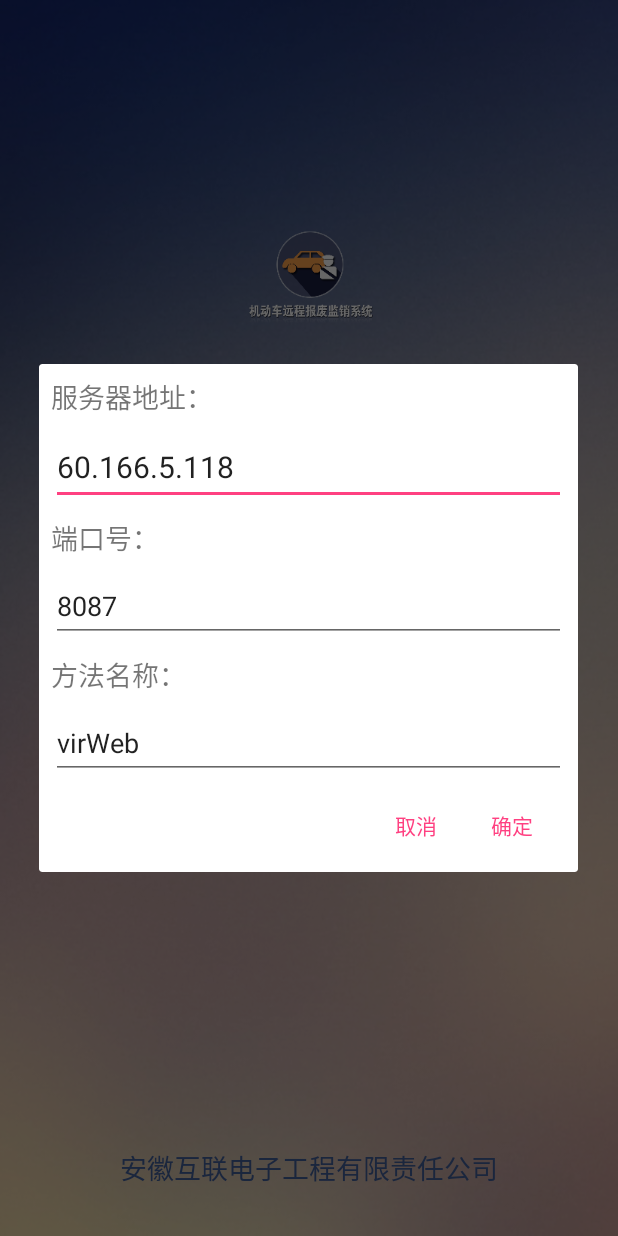
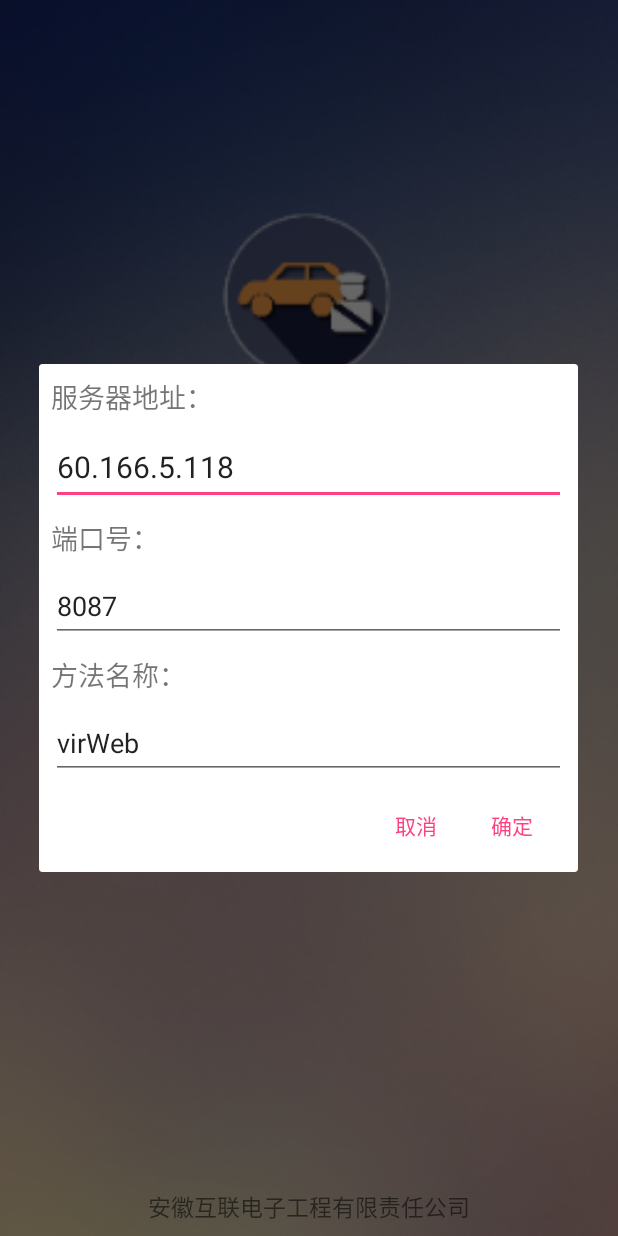
Before and after one commit to Xbigfat/DataCollectSystem, an Android app: the screen it shows after launch (LoginActivity before the commit, LoginActivitySecond after it), after a tap on "配置服务器", on a phone screen of 412 x 824 dp. Run offline under Robolectric (Android 15) with nearby library versions, the phone set to English and light mode, and no system bars.

Commit message:
画好了新的loginact 修改了部分方法

```diff
--- a/app/src/main/java/xyw/com/datacollectsystem/activity/LoginActivity.java
+++ b/app/src/main/java/xyw/com/datacollectsystem/activity/LoginActivity.java
@@ -1,22 +1,17 @@
 package xyw.com.datacollectsystem.activity;
 
-import android.content.DialogInterface;
 import android.content.Intent;
-import android.content.SharedPreferences;
 import android.os.Bundle;
 import android.support.annotation.Nullable;
-import android.support.v7.app.AlertDialog;
-import android.view.LayoutInflater;
 import android.view.View;
 import android.widget.Button;
 import android.widget.EditText;
 import android.widget.TextView;
-import android.widget.Toast;
 
 import xyw.com.datacollectsystem.BaseActivity;
 import xyw.com.datacollectsystem.R;
 
-import static xyw.com.datacollectsystem.utils.StaticMethod.isIPv4Address;
+import static xyw.com.datacollectsystem.utils.GlobalMethod.changeServerGlobal;
 
 /**
  * Created by 31429 on 2017/9/7.
@@ -59,7 +54,7 @@ public class LoginActivity extends BaseActivity {
             makeToast(mThis, "You clicked login_1_default button");
             String username = username_edtx.getText().toString();
             String pwd = pwd_edtx.getText().toString();
-            Intent intent = new Intent(mThis, MainActivity.class);
+            Intent intent = new Intent(mThis, LoginActivitySecond.class);
             startActivity(intent);
             //mThis.finish();
         }
@@ -68,64 +63,7 @@ public class LoginActivity extends BaseActivity {
     private class changeServerListener implements View.OnClickListener {
         @Override
         public void onClick(View v) {
-            LayoutInflater layoutInflater = LayoutInflater.from(mThis);
-            final View serverDialog = layoutInflater.inflate(R.layout.login_change_server_dialog, null);
-            final SharedPreferences serverIp = mThis.getSharedPreferences("serverIP", MODE_PRIVATE);
-            final EditText setIp = (EditText) serverDialog.findViewById(R.id.dialog_server_adress);
-            final EditText setPort = (EditText) serverDialog.findViewById(R.id.dialog_server_port);
-            final EditText setMethod = (EditText) serverDialog.findViewById(R.id.dialog_method_name);
-
-
-            if (serverIp == null) {
-                setIp.setText(R.string.serverIP);
-                setPort.setText(R.string.port);
-                setMethod.setText(R.string.method);
-            } else {
-                if (!serverIp.contains("ip") || !serverIp.contains("port") || !serverIp.contains("method")) {
-                    setIp.setText(R.string.serverIP);
-                    setPort.setText(R.string.port);
-                    setMethod.setText(R.string.method);
-                } else {
-                    setIp.setText(serverIp.getString("ip", "60.166.5.118"));
-                    setPort.setText(serverIp.getString("port", "8087"));
-                    setMethod.setText(serverIp.getString("method", "virWeb"));
-                }
-            }
-
-
-            final AlertDialog alertDialog = new AlertDialog.Builder(mThis)
-                    .setView(serverDialog)
-                    .setPositiveButton("确定", null)
-                    .setNegativeButton("取消", new DialogInterface.OnClickListener() {
-                        @Override
-                        public void onClick(DialogInterface dialog, int which) {
-
-                        }
-                    }).create();
-            alertDialog.show();
-            alertDialog.getButton(AlertDialog.BUTTON_POSITIVE).setOnClickListener(new View.OnClickListener() {
-                @Override
-                public void onClick(View v) {
-                    String ip = setIp.getText().toString().trim();
-                    String port = setPort.getText().toString().trim();
-                    String method = setMethod.getText().toString().trim();
-                    if (!isIPv4Address(ip)) {
-                        makeToast(mThis, "IP地址不合法！");
-                        return;
-                    }
-                    if (port.equals("") || method.equals("")) {
-                        makeToast(mThis, "配置出错，请检查！");
-                        return;
-                    }
-                    SharedPreferences.Editor editor = serverIp.edit();
-                    editor.putString("ip", ip);
-                    editor.putString("port", port);
-                    editor.putString("method", method);
-                    editor.apply();
-                    alertDialog.dismiss();
-                    makeToast(mThis, "服务器地址成功更改为：\n http://" + ip + "/" + port + "/" + method, Toast.LENGTH_LONG);
-                }
-            });
+            changeServerGlobal(mThis);
         }
     }
 }
--- /dev/null
+++ b/app/src/main/java/xyw/com/datacollectsystem/activity/LoginActivitySecond.java
@@ -0,0 +1,66 @@
+package xyw.com.datacollectsystem.activity;
+
+import android.content.Intent;
+import android.os.Bundle;
+import android.support.annotation.Nullable;
+import android.view.View;
+import android.widget.Button;
+import android.widget.EditText;
+import android.widget.TextView;
+
+import xyw.com.datacollectsystem.BaseActivity;
+import xyw.com.datacollectsystem.R;
+import xyw.com.datacollectsystem.myviews.EditTextWithClear;
+import xyw.com.datacollectsystem.myviews.PasswordEditText;
+
+import static xyw.com.datacollectsystem.utils.GlobalMethod.changeServerGlobal;
+
+/**
+ * Created by 31429 on 2017/9/11.
+ */
+
+public class LoginActivitySecond extends BaseActivity {
+    private EditText username_edtx, pwd_edtx;
+    private Button login_btn;
+    private LoginActivitySecond mThis;
+    private TextView change_server;
+
+    @Override
+    protected void onCreate(@Nullable Bundle savedInstanceState) {
+        super.onCreate(savedInstanceState);
+    }
+
+    @Override
+    protected void init() {
+        setContentView(R.layout.login_2_design_name_pwd);
+        mThis = LoginActivitySecond.this;
+    }
+
+    @Override
+    protected void findViewsByID() {
+        username_edtx = (EditTextWithClear) findViewById(R.id.login_2_username);
+        pwd_edtx = (PasswordEditText) findViewById(R.id.login_2_pwd);
+        change_server = (TextView) findViewById(R.id.login_2_change_server);
+        login_btn = (Button) findViewById(R.id.login_2_log_btn);
+    }
+
+    @Override
+    protected void setListener() {
+        login_btn.setOnClickListener(new loginBtnListener());
+        change_server.setOnClickListener(new View.OnClickListener() {
+            @Override
+            public void onClick(View v) {
+                changeServerGlobal(mThis);
+            }
+        });
+    }
+
+    class loginBtnListener implements View.OnClickListener {
+        @Override
+        public void onClick(View v) {
+            Intent intent = new Intent(mThis, MainActivity.class);
+            startActivity(intent);
+        }
+    }
+
+}
--- a/app/src/main/java/xyw/com/datacollectsystem/activity/MainActivity.java
+++ b/app/src/main/java/xyw/com/datacollectsystem/activity/MainActivity.java
@@ -2,6 +2,8 @@ package xyw.com.datacollectsystem.activity;
 
 import android.os.Bundle;
 import android.support.annotation.Nullable;
+import android.widget.Button;
+import android.widget.EditText;
 
 import xyw.com.datacollectsystem.BaseActivity;
 import xyw.com.datacollectsystem.R;
@@ -11,6 +13,8 @@ import xyw.com.datacollectsystem.R;
  */
 
 public class MainActivity extends BaseActivity {
+
+
     @Override
     protected void onCreate(@Nullable Bundle savedInstanceState) {
         super.onCreate(savedInstanceState);
--- a/app/src/main/java/xyw/com/datacollectsystem/myviews/EditTextWithClear.java
+++ b/app/src/main/java/xyw/com/datacollectsystem/myviews/EditTextWithClear.java
@@ -5,7 +5,6 @@ import android.graphics.Bitmap;
 import android.graphics.Rect;
 import android.graphics.drawable.BitmapDrawable;
 import android.graphics.drawable.Drawable;
-import android.support.v7.widget.AppCompatEditText;
 import android.text.Editable;
 import android.text.TextWatcher;
 import android.util.AttributeSet;
@@ -21,7 +20,6 @@ import xyw.com.datacollectsystem.R;
 
 public class EditTextWithClear extends EditText implements View.OnFocusChangeListener, TextWatcher {
 
-    private Drawable right;
     private boolean hasFocus;
     private Drawable mClearDrawable;
 
--- a/app/src/main/java/xyw/com/datacollectsystem/myviews/PasswordEditText.java
+++ b/app/src/main/java/xyw/com/datacollectsystem/myviews/PasswordEditText.java
@@ -33,6 +33,7 @@ public class PasswordEditText extends EditText {
     public PasswordEditText(Context context) {
         this(context, null);
     }
+
     public PasswordEditText(Context context, AttributeSet attrs) {
         super(context, attrs);
         TypedArray a = context.obtainStyledAttributes(attrs, R.styleable.PasswordEditText);
@@ -114,6 +115,7 @@ public class PasswordEditText extends EditText {
         mIsShowPwdIcon = savedState.isShowingIcon();
         restorePasswordIconVisibility(mIsShowPwdIcon);
     }
+
     @Override
     public boolean onTouchEvent(MotionEvent event) {
         if (mDrawableSide == null) {
--- /dev/null
+++ b/app/src/main/java/xyw/com/datacollectsystem/utils/Constant.java
@@ -0,0 +1,13 @@
+package xyw.com.datacollectsystem.utils;
+
+/**
+ * Created by 31429 on 2017/9/11.
+ */
+
+public class Constant {
+
+    public static String server_address = "60.166.5.118";
+    public static String server_port = "8087";
+    public static String server_methodName = "virWeb";
+
+}
--- /dev/null
+++ b/app/src/main/java/xyw/com/datacollectsystem/utils/GlobalMethod.java
@@ -0,0 +1,104 @@
+package xyw.com.datacollectsystem.utils;
+
+import android.content.Context;
+import android.content.DialogInterface;
+import android.content.SharedPreferences;
+import android.support.v7.app.AlertDialog;
+import android.view.LayoutInflater;
+import android.view.View;
+import android.widget.EditText;
+import android.widget.Toast;
+
+import java.util.regex.Pattern;
+
+import xyw.com.datacollectsystem.R;
+
+import static android.content.Context.MODE_PRIVATE;
+import static xyw.com.datacollectsystem.BaseActivity.makeToast;
+
+/**
+ * Created by 31429 on 2017/9/8.
+ */
+
+public class GlobalMethod {
+
+    /**
+     * isIPv4Address() 方法验证传入的字符串是否为合法的 IPv4 地址
+     */
+    private static final Pattern IPV4_PATTERN = Pattern.compile("^(25[0-5]|2[0-4]\\d|[0-1]?\\d?\\d)(\\.(25[0-5]|2[0-4]\\d|[0-1]?\\d?\\d)){3}$");
+
+    public static boolean isIPv4Address(final String input) {
+        return IPV4_PATTERN.matcher(input).matches();
+    }
+
+
+    /**
+     * changeServerGlobal() 方法全局修改服务器配置信息，传入Context即可
+     */
+    public static void changeServerGlobal(final Context context) {
+        LayoutInflater layoutInflater = LayoutInflater.from(context);
+        final View serverDialog = layoutInflater.inflate(R.layout.login_change_server_dialog, null);
+        final SharedPreferences serverIp = context.getSharedPreferences("serverIP", MODE_PRIVATE);
+        final EditText setIp = (EditText) serverDialog.findViewById(R.id.dialog_server_adress);
+        final EditText setPort = (EditText) serverDialog.findViewById(R.id.dialog_server_port);
+        final EditText setMethod = (EditText) serverDialog.findViewById(R.id.dialog_method_name);
+
+
+        if (serverIp == null) {
+            setIp.setText(Constant.server_address);
+            setPort.setText(Constant.server_port);
+            setMethod.setText(Constant.server_methodName);
+        } else {
+            if (!serverIp.contains("ip") || !serverIp.contains("port") || !serverIp.contains("method")) {
+                setIp.setText(Constant.server_address);
+                setPort.setText(Constant.server_port);
+                setMethod.setText(Constant.server_methodName);
+            } else {
+                setIp.setText(serverIp.getString("ip", Constant.server_address));
+                setPort.setText(serverIp.getString("port", Constant.server_port));
+                setMethod.setText(serverIp.getString("method", Constant.server_methodName));
+            }
+        }
+
+
+        final AlertDialog alertDialog = new AlertDialog.Builder(context)
+                .setView(serverDialog)
+                .setPositiveButton("确定", null)
+                .setNegativeButton("取消", new DialogInterface.OnClickListener() {
+                    @Override
+                    public void onClick(DialogInterface dialog, int which) {
+
+                    }
+                }).create();
+        alertDialog.show();
+        alertDialog.getButton(AlertDialog.BUTTON_POSITIVE).setOnClickListener(new View.OnClickListener() {
+            @Override
+            public void onClick(View v) {
+                String ip = setIp.getText().toString().trim();
+                String port = setPort.getText().toString().trim();
+                String method = setMethod.getText().toString().trim();
+                if (!isIPv4Address(ip)) {
+                    makeToast(context, "IP地址不合法！");
+                    return;
+                }
+                if (port.equals("") || method.equals("")) {
+                    makeToast(context, "配置出错，请检查！");
+                    return;
+                }
+                try {
+                    SharedPreferences.Editor editor = serverIp.edit();
+                    editor.putString("ip", ip);
+                    editor.putString("port", port);
+                    editor.putString("method", method);
+                    editor.commit();
+                } catch (Exception e) {
+                    makeToast(context, e.getMessage(), Toast.LENGTH_LONG);
+                } finally {
+                    alertDialog.dismiss();
+                }
+                makeToast(context, "服务器地址成功更改为：\n http://" + ip + "/" + port + "/" + method, Toast.LENGTH_LONG);
+            }
+        });
+    }
+
+}
--- a/app/src/main/res/drawable/edittext_clear_logo.xml
+++ b/app/src/main/res/drawable/edittext_clear_logo.xml
@@ -1,6 +1,6 @@
 <?xml version="1.0" encoding="utf-8"?>
 <selector xmlns:android="http://schemas.android.com/apk/res/android">
-    <item android:state_pressed="true" android:drawable="@mipmap/edittext_clear_logo_pressed"/>
-    <item android:drawable="@mipmap/edittext_clear_logo_normal"/>
+    <item android:drawable="@mipmap/edittext_clear_logo_pressed" android:state_pressed="true" />
+    <item android:drawable="@mipmap/edittext_clear_logo_normal" />
 
 </selector>
--- a/app/src/main/res/layout/login_1_default.xml
+++ b/app/src/main/res/layout/login_1_default.xml
@@ -8,18 +8,18 @@
 
     <ImageView
         android:id="@+id/imageView1"
-        android:layout_width="wrap_content"
-        android:layout_height="wrap_content"
+        android:layout_width="240dp"
+        android:layout_height="180dp"
         android:layout_marginEnd="8dp"
         android:layout_marginLeft="8dp"
         android:layout_marginRight="8dp"
         android:layout_marginStart="8dp"
         app:layout_constraintBottom_toBottomOf="parent"
-        app:layout_constraintHorizontal_bias="0.504"
+        app:layout_constraintHorizontal_bias="0.503"
         app:layout_constraintLeft_toLeftOf="parent"
         app:layout_constraintRight_toRightOf="parent"
         app:layout_constraintTop_toTopOf="parent"
-        app:layout_constraintVertical_bias="0.2"
+        app:layout_constraintVertical_bias="0.199"
         app:srcCompat="@mipmap/icon_logo" />
 
     <LinearLayout
--- a/app/src/main/res/layout/login_2_design_name_pwd.xml
+++ b/app/src/main/res/layout/login_2_design_name_pwd.xml
@@ -8,8 +8,8 @@
 
     <ImageView
         android:id="@+id/imageView13"
-        android:layout_width="wrap_content"
-        android:layout_height="wrap_content"
+        android:layout_width="240dp"
+        android:layout_height="180dp"
         app:layout_constraintBottom_toBottomOf="parent"
         app:layout_constraintLeft_toLeftOf="parent"
         app:layout_constraintRight_toRightOf="parent"
@@ -19,44 +19,74 @@
         tools:layout_constraintRight_creator="1"
         tools:layout_constraintTop_creator="1" />
 
-
     <xyw.com.datacollectsystem.myviews.EditTextWithClear
-        android:id="@+id/usernameEt"
-        android:layout_width="match_parent"
-        android:layout_height="wrap_content"
+        android:id="@+id/login_2_username"
+        android:layout_width="300dp"
+        android:layout_height="50dp"
         android:layout_marginLeft="8dp"
         android:layout_marginRight="8dp"
-        android:layout_marginTop="8dp"
-        android:background="@null"
+        android:layout_marginTop="32dp"
+        android:hint="账号"
         android:drawablePadding="20dp"
         android:drawableStart="@mipmap/user_register_account"
-        android:hint="账号"
-        android:inputType="phone"
-        android:paddingStart="10dp"
-        android:textColorHint="#B3B3B3"
+        app:layout_constraintHorizontal_bias="0.50"
         app:layout_constraintLeft_toLeftOf="parent"
         app:layout_constraintRight_toRightOf="parent"
         app:layout_constraintTop_toBottomOf="@+id/imageView13" />
 
     <xyw.com.datacollectsystem.myviews.PasswordEditText
-        android:id="@+id/codeEt"
-        android:layout_width="match_parent"
-        android:layout_height="wrap_content"
-        android:layout_marginEnd="8dp"
+        android:id="@+id/login_2_pwd"
+        android:layout_width="300dp"
+        android:layout_height="50dp"
         android:layout_marginLeft="8dp"
         android:layout_marginRight="8dp"
-        android:layout_marginStart="8dp"
-        android:layout_marginTop="8dp"
-        android:background="@null"
+        android:layout_marginTop="16dp"
         android:hint="密码"
         android:inputType="textPassword"
-        android:paddingEnd="10dp"
-        android:paddingStart="10dp"
-        android:textColorHint="#B3B3B3"
+        app:layout_constraintHorizontal_bias="0.505"
         app:layout_constraintLeft_toLeftOf="parent"
         app:layout_constraintRight_toRightOf="parent"
-        app:layout_constraintTop_toBottomOf="@+id/usernameEt"
+        app:layout_constraintTop_toBottomOf="@+id/login_2_username"
         app:pad="20dp"
         app:start="@mipmap/user_register_password" />
 
+    <TextView
+        android:id="@+id/login_2_change_server"
+        android:layout_width="wrap_content"
+        android:layout_height="wrap_content"
+        android:text="配置服务器"
+        android:textSize="15sp"
+        android:layout_marginTop="16dp"
+        app:layout_constraintTop_toBottomOf="@+id/login_2_pwd"
+        android:layout_marginRight="54dp"
+        app:layout_constraintRight_toRightOf="parent" />
+
+    <Button
+        android:id="@+id/login_2_log_btn"
+        android:layout_width="300dp"
+        android:layout_height="50dp"
+        android:layout_marginLeft="8dp"
+        android:layout_marginRight="8dp"
+        android:layout_marginTop="16dp"
+        android:text="登陆"
+        android:textSize="18sp"
+        app:layout_constraintHorizontal_bias="0.505"
+        app:layout_constraintLeft_toLeftOf="parent"
+        app:layout_constraintRight_toRightOf="parent"
+        app:layout_constraintTop_toBottomOf="@+id/login_2_change_server" />
+
+    <TextView
+        android:id="@+id/textView18"
+        android:layout_width="wrap_content"
+        android:layout_height="wrap_content"
+        android:layout_marginBottom="8dp"
+        android:layout_marginLeft="8dp"
+        android:layout_marginRight="8dp"
+        android:text="安徽互联电子工程有限责任公司"
+        android:textSize="15sp"
+        app:layout_constraintBottom_toBottomOf="parent"
+        app:layout_constraintLeft_toLeftOf="parent"
+        app:layout_constraintRight_toRightOf="parent" />
+
+
 </android.support.constraint.ConstraintLayout>
--- a/app/src/main/res/values/colors.xml
+++ b/app/src/main/res/values/colors.xml
@@ -3,6 +3,6 @@
     <color name="colorPrimary">#3F51B5</color>
     <color name="colorPrimaryDark">#303F9F</color>
     <color name="colorAccent">#FF4081</color>
-    <color name="login_EditText">#000B53</color>
+    <color name="login_EditText">#3da0f6</color>
     <color name="login_EditTextLine">#425f9a</color>
 </resources>
--- a/app/src/main/res/values/strings.xml
+++ b/app/src/main/res/values/strings.xml
@@ -1,6 +1,3 @@
 <resources>
     <string name="app_name">报废监管系统</string>
-    <string name="serverIP">60.166.5.118</string>
-    <string name="port">8087</string>
-    <string name="method">virWeb</string>
 </resources>
```
Also changed, not shown: app/src/main/AndroidManifest.xml (+4 -4 lines), app/src/main/java/xyw/com/datacollectsystem/BaseActivity.java (+0 -10 lines), app/src/main/java/xyw/com/datacollectsystem/utils/StaticMethod.java (deleted, +0 -19 lines).
